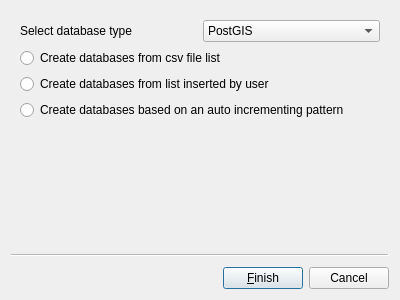
dsgoficial/DsgTools, file DbTools/BatchDbCreator/batchDbCreator.ui: the form before one commit.
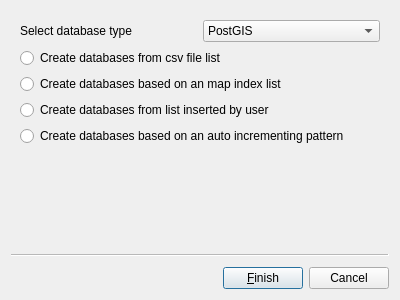
The form after the commit.

Commit message: batch db creator tests

What changed in the file:
```diff
--- a/DbTools/BatchDbCreator/batchDbCreator.ui
+++ b/DbTools/BatchDbCreator/batchDbCreator.ui
@@ -61,12 +61,19 @@
     <item row="2" column="0">
      <widget class="QRadioButton" name="radioButton_2">
       <property name="text">
-       <string>Create databases from list inserted by user</string>
+       <string>Create databases based on an map index list</string>
       </property>
      </widget>
     </item>
     <item row="3" column="0">
-     <widget class="QRadioButton" name="radioButton_3">
+     <widget class="QRadioButton" name="userRadioButton">
+      <property name="text">
+       <string>Create databases from list inserted by user</string>
+      </property>
+     </widget>
+    </item>
+    <item row="4" column="0">
+     <widget class="QRadioButton" name="patternRadioButton">
       <property name="text">
        <string>Create databases based on an auto incrementing pattern</string>
       </property>
```
Left out of the diff: 6 changed lines with no effect on the pictures. The commit also changes 12 other files.
